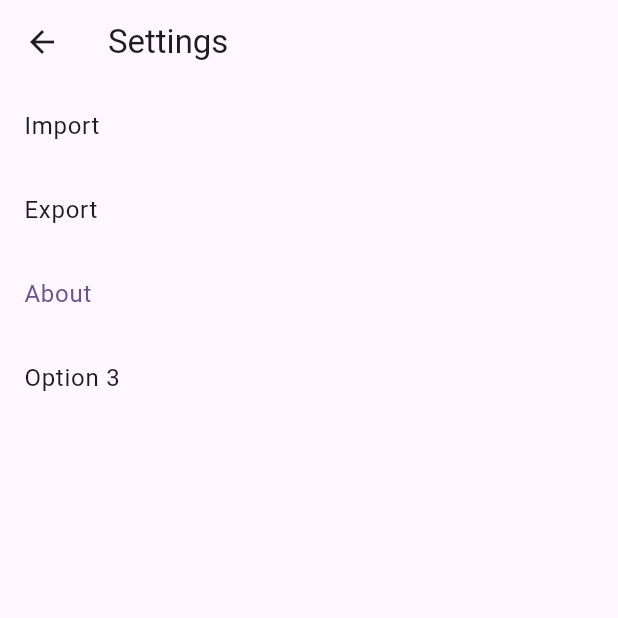
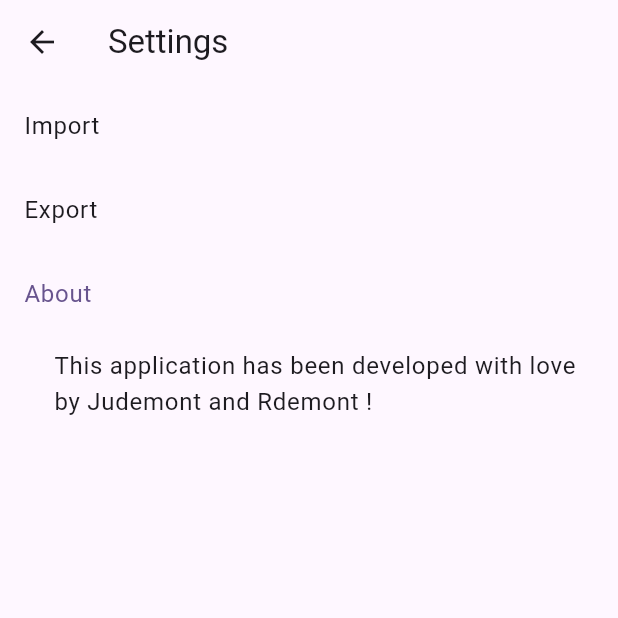
Before and after one commit to judemont/tasker, a Flutter app: the Settings screen opened directly, after a tap on "Import", after a tap on "Export", after a tap on "About", on a phone screen of 412 x 824 dp, the top half of it. Run offline on Flutter 3.47's test engine with Material 3 defaults, Android fonts, the phone set to English and light mode, and no system bars; our stand-ins replace sqflite, sqflite_common_ffi; missing offline and left inert: dart:ffi; accounts and stored records are empty.

Commit message:
improved settings

```diff
--- a/lib/widget/settings.dart
+++ b/lib/widget/settings.dart
@@ -38,12 +38,15 @@ class _SettingsState extends State<Settings> {
             ),
             Visibility(
               visible: _displayedTabIndex == 1,
+              child: Container(
+                margin: const EdgeInsets.only(left: 20),
                 child: const Column(
                   children: [
                     ListTile(
-                    title: Text("Option 1"),
+                      title: Text("Import from file"),
                     ),
                   ],
+                ),
               ),
             ),
             ListTile(
@@ -55,12 +58,15 @@ class _SettingsState extends State<Settings> {
             ),
             Visibility(
               visible: _displayedTabIndex == 2,
+              child: Container(
+                margin: const EdgeInsets.only(left: 20),
                 child: const Column(
                   children: [
                     ListTile(
-                    title: Text("Option 2"),
+                      title: Text("Export file"),
                     ),
                   ],
+                ),
               ),
             ),
             ListTile(
@@ -72,12 +78,15 @@ class _SettingsState extends State<Settings> {
             ),
             Visibility(
               visible: _displayedTabIndex == 3,
+              child: Container(
+                margin: const EdgeInsets.only(left: 20),
                 child: const Column(
                   children: [
                     ListTile(
-                    title: Text("Option 3"),
+                      title: Text("This application has been developed with love by Judemont and Rdemont !"),
                     ),
                   ],
+                ),
               ),
             ),
           ],
```
Lines whose indentation alone changed are shown as unchanged.
